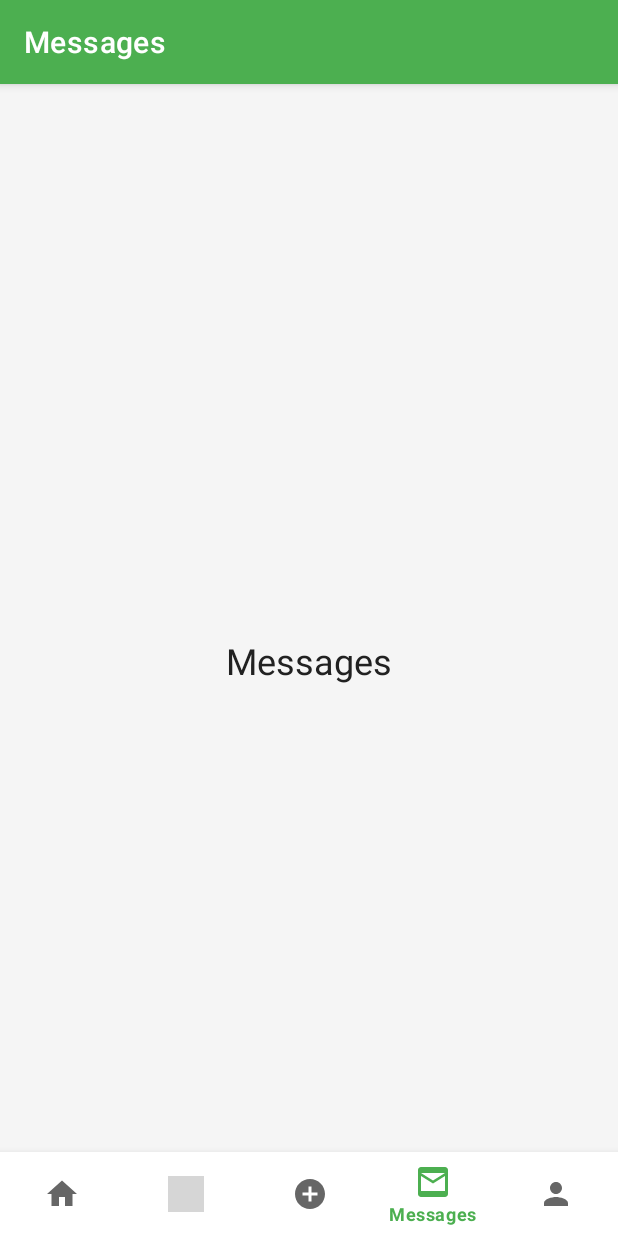
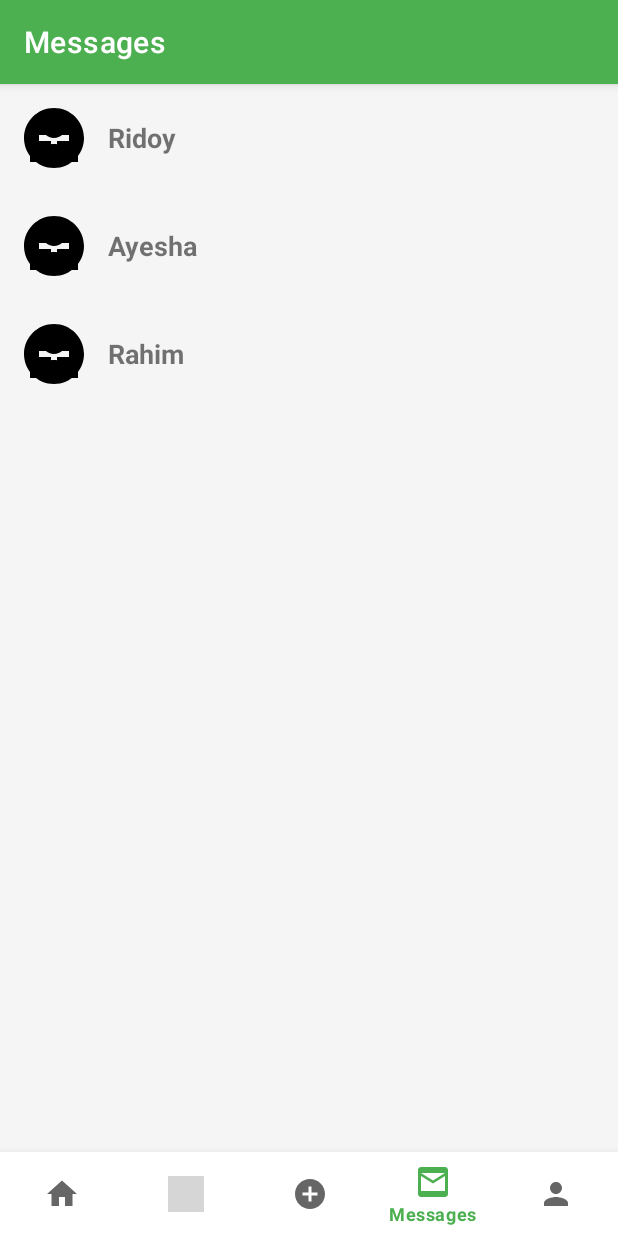
Before and after one commit to robiul-islam-ridoy/KhaddoBondhu, an Android app: the screen it shows after launch (MainActivity), item 4 of the bottom bar chosen, on a phone screen of 412 x 824 dp. Run offline under Robolectric (Android 15) with nearby library versions, the phone set to English and light mode, and no system bars; our stand-ins replace navigation-ui; pictures from the network do not load; grey boxes are pictures that could not be loaded.

Commit message:
Messaging function added

```diff
--- a/app/src/main/AndroidManifest.xml
+++ b/app/src/main/AndroidManifest.xml
@@ -21,6 +21,8 @@
                 <category android:name="android.intent.category.LAUNCHER" />
             </intent-filter>
         </activity>
+        <activity android:name=".ChatActivity" />
+
     </application>
 
 </manifest>
--- /dev/null
+++ b/app/src/main/java/com/example/khaddobondhu/MessageFragment.java
@@ -0,0 +1,54 @@
+package com.example.khaddobondhu;
+
+import android.content.Intent;
+import android.os.Bundle;
+import androidx.fragment.app.Fragment;
+import androidx.recyclerview.widget.LinearLayoutManager;
+import androidx.recyclerview.widget.RecyclerView;
+
+import android.view.LayoutInflater;
+import android.view.View;
+import android.view.ViewGroup;
+
+import java.util.ArrayList;
+
+public class MessageFragment extends Fragment implements UserAdapter.OnUserClickListener {
+
+    private RecyclerView recyclerView;
+    private UserAdapter userAdapter;
+    private ArrayList<User> userList;
+
+    public MessageFragment() {
+        // Required empty public constructor
+    }
+
+    @Override
+    public View onCreateView(LayoutInflater inflater, ViewGroup container,
+                             Bundle savedInstanceState) {
+        View view = inflater.inflate(R.layout.fragment_message, container, false);
+
+        recyclerView = view.findViewById(R.id.recyclerViewUsers);
+        recyclerView.setLayoutManager(new LinearLayoutManager(getContext()));
+
+        // Sample data
+        userList = new ArrayList<>();
+        userList = new ArrayList<>();
+        userList.add(new User("1", "Ridoy", R.drawable.ic_person));
+        userList.add(new User("2", "Ayesha", R.drawable.ic_person));
+        userList.add(new User("3", "Rahim", R.drawable.ic_person));
+
+
+        userAdapter = new UserAdapter(userList, this);
+        recyclerView.setAdapter(userAdapter);
+
+        return view;
+    }
+
+    @Override
+    public void onUserClick(User user) {
+        Intent intent = new Intent(getContext(), ChatActivity.class);
+        intent.putExtra("userId", user.getId());
+        intent.putExtra("userName", user.getName());
+        startActivity(intent);
+    }
+}
--- /dev/null
+++ b/app/src/main/java/com/example/khaddobondhu/User.java
@@ -0,0 +1,17 @@
+package com.example.khaddobondhu;
+
+public class User {
+    private String id;
+    private String name;
+    private int profileImageResId; // image resource ID
+
+    public User(String id, String name, int profileImageResId) {
+        this.id = id;
+        this.name = name;
+        this.profileImageResId = profileImageResId;
+    }
+
+    public String getId() { return id; }
+    public String getName() { return name; }
+    public int getProfileImageResId() { return profileImageResId; }
+}
--- /dev/null
+++ b/app/src/main/java/com/example/khaddobondhu/UserAdapter.java
@@ -0,0 +1,60 @@
+package com.example.khaddobondhu;
+
+import android.view.LayoutInflater;
+import android.view.View;
+import android.view.ViewGroup;
+import android.widget.ImageView;
+import android.widget.TextView;
+
+import androidx.annotation.NonNull;
+import androidx.recyclerview.widget.RecyclerView;
+
+import java.util.ArrayList;
+
+public class UserAdapter extends RecyclerView.Adapter<UserAdapter.UserViewHolder> {
+
+    public interface OnUserClickListener {
+        void onUserClick(User user);
+    }
+
+    private ArrayList<User> users;
+    private OnUserClickListener listener;
+
+    public UserAdapter(ArrayList<User> users, OnUserClickListener listener) {
+        this.users = users;
+        this.listener = listener;
+    }
+
+    @NonNull
+    @Override
+    public UserViewHolder onCreateViewHolder(@NonNull ViewGroup parent, int viewType) {
+        View view = LayoutInflater.from(parent.getContext())
+                .inflate(R.layout.item_user, parent, false);
+        return new UserViewHolder(view);
+    }
+
+    @Override
+    public void onBindViewHolder(@NonNull UserViewHolder holder, int position) {
+        User user = users.get(position);
+        holder.username.setText(user.getName());
+        holder.profileImage.setImageResource(user.getProfileImageResId());
+
+        holder.itemView.setOnClickListener(v -> listener.onUserClick(user));
+    }
+
+    @Override
+    public int getItemCount() {
+        return users.size();
+    }
+
+    public static class UserViewHolder extends RecyclerView.ViewHolder {
+        TextView username;
+        ImageView profileImage;
+
+        public UserViewHolder(@NonNull View itemView) {
+            super(itemView);
+            username = itemView.findViewById(R.id.textViewUsername);
+            profileImage = itemView.findViewById(R.id.imageViewProfile);
+        }
+    }
+}
--- /dev/null
+++ b/app/src/main/res/layout/fragment_message.xml
@@ -0,0 +1,12 @@
+<?xml version="1.0" encoding="utf-8"?>
+<LinearLayout
+    xmlns:android="http://schemas.android.com/apk/res/android"
+    android:orientation="vertical"
+    android:layout_width="match_parent"
+    android:layout_height="match_parent">
+
+    <androidx.recyclerview.widget.RecyclerView
+        android:id="@+id/recyclerViewUsers"
+        android:layout_width="match_parent"
+        android:layout_height="match_parent"/>
+</LinearLayout>
--- /dev/null
+++ b/app/src/main/res/layout/item_user.xml
@@ -0,0 +1,26 @@
+<?xml version="1.0" encoding="utf-8"?>
+<LinearLayout
+    xmlns:android="http://schemas.android.com/apk/res/android"
+    android:orientation="horizontal"
+    android:padding="12dp"
+    android:gravity="center_vertical"
+    android:layout_width="match_parent"
+    android:layout_height="wrap_content">
+
+    <ImageView
+        android:id="@+id/imageViewProfile"
+        android:layout_width="48dp"
+        android:layout_height="48dp"
+        android:layout_marginEnd="12dp"
+        android:src="@drawable/ic_launcher_foreground"
+        android:scaleType="centerCrop"
+        android:background="@drawable/ic_add_circle" />
+
+
+    <TextView
+        android:id="@+id/textViewUsername"
+        android:textSize="18sp"
+        android:textStyle="bold"
+        android:layout_width="wrap_content"
+        android:layout_height="wrap_content" />
+</LinearLayout>
--- a/app/src/main/res/navigation/nav_graph.xml
+++ b/app/src/main/res/navigation/nav_graph.xml
@@ -1,6 +1,7 @@
 <?xml version="1.0" encoding="utf-8"?>
 <navigation xmlns:android="http://schemas.android.com/apk/res/android"
     xmlns:app="http://schemas.android.com/apk/res-auto"
+    xmlns:tools="http://schemas.android.com/tools"
     android:id="@+id/nav_graph"
     app:startDestination="@id/navigation_home">
 
@@ -52,5 +53,12 @@
         android:id="@+id/navigation_cart"
         android:name="com.example.khaddobondhu.ui.cart.CartFragment"
         android:label="@string/cart" />
+    <fragment
+        android:id="@+id/navigation_messages"
+        android:name="com.example.khaddobondhu.MessageFragment"
+        android:label="Messages"
+        tools:layout="@layout/fragment_message"
+        tools:ignore="DuplicateIds" />
+
 
 </navigation>
```
Also changed, not shown: app/src/main/java/com/example/khaddobondhu/ChatActivity.java (added, +36 -0 lines), app/src/main/res/layout/activity_chat.xml (added, +64 -0 lines).
